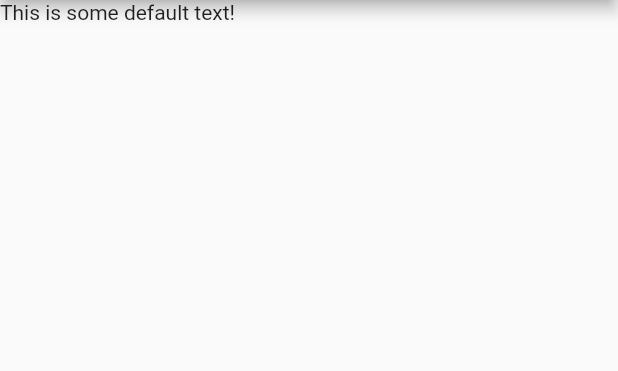
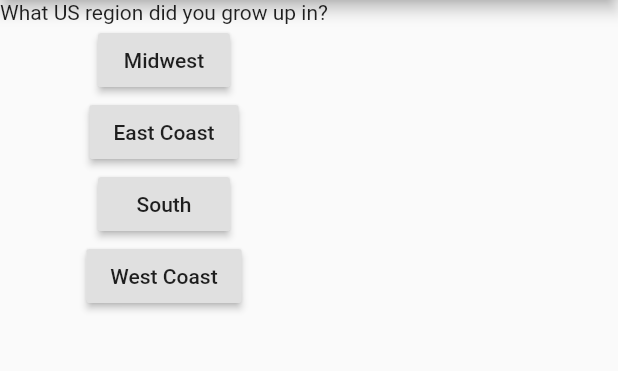
Before and after one commit to tdbranham/First-Flutter, a Flutter app: the screen it shows after launch, on a phone screen of 412 x 824 dp, the part 84-455 px from its top. Run offline on Flutter 3.47's test engine with Material 2 defaults, Android fonts, the phone set to English and light mode, and no system bars.

```diff
--- a/lib/main.dart
+++ b/lib/main.dart
@@ -4,12 +4,60 @@ void main() {
   runApp(TannersApp());
 }
 
-class TannersApp extends StatelessWidget {
+class TannersApp extends StatefulWidget {
+
+  @override
+  State<StatefulWidget> createState() {
+    // TODO: implement createState
+    return TannersAppState();
+  }
+}
+
+class TannersAppState extends State<TannersApp> {
+  var questionIndex = 0;
+
+  void answerQuestion() {
+    setState(() {
+      questionIndex = questionIndex + 1;
+    });
+    print(questionIndex);
+  }
+
   @override
   Widget build(BuildContext context) {
-    return MaterialApp(home: Scaffold(
-        appBar: AppBar(title: Text('My First App'),),
-        body: Text('This is some default text!'),
+    var questions = [
+      'What US region did you grow up in?',
+      'Where is your dream city?',
+    ];
+
+    return MaterialApp(
+      home: Scaffold(
+        appBar: AppBar(
+          title: Text('My First App'),
+        ),
+        body: Column(
+          children: [
+            Text(
+              questions[questionIndex],
+            ),
+            RaisedButton(
+              child: Text('Midwest'),
+              onPressed: answerQuestion,
+            ),
+            RaisedButton(
+              child: Text('East Coast'),
+              onPressed: answerQuestion,
+            ),
+            RaisedButton(
+              child: Text('South'),
+              onPressed: answerQuestion,
+            ),
+            RaisedButton(
+              child: Text('West Coast'),
+              onPressed: answerQuestion,
+            ),
+          ],
+        ),
       ),
     );
   }
```
